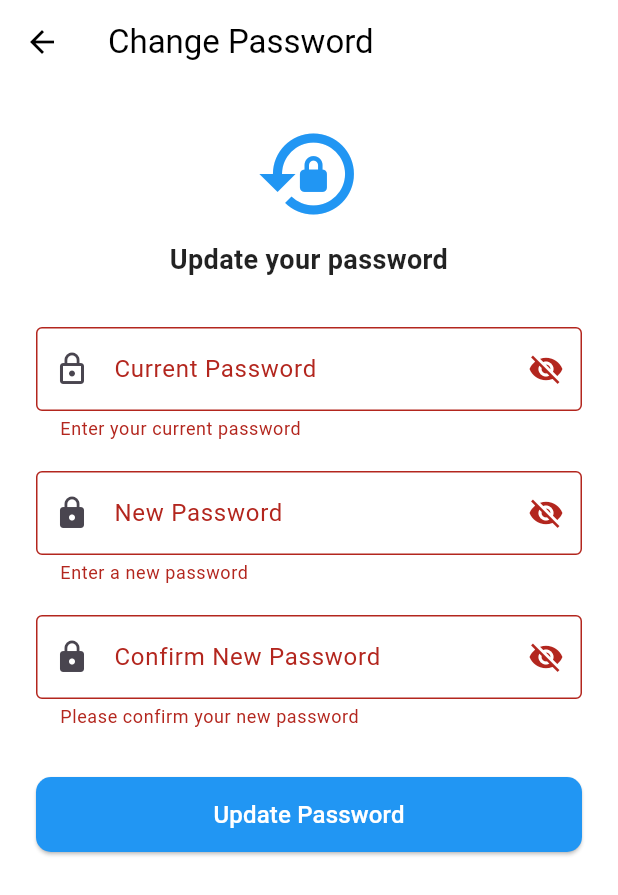
After one commit to O662/my_companion, a Flutter app: the ChangePasswordPage screen opened directly, after a tap on "Update Password", on a phone screen of 412 x 824 dp. The commit adds this screen. Shown: the top 895 px of the screen. Run offline on Flutter 3.47's test engine with Material 3 defaults, Android fonts, the phone set to English and light mode, and no system bars; our stand-ins replace cloud_firestore, file_picker, firebase_auth, firebase_core, flutter_map, geocoding and 6 more; missing offline and left inert: dart:html, health; accounts and stored records are empty.

Commit message:
Updated the change password function

```diff
--- /dev/null
+++ b/lib/change_password_page.dart
@@ -0,0 +1,175 @@
+import 'package:flutter/material.dart';
+import 'package:firebase_auth/firebase_auth.dart';
+
+class ChangePasswordPage extends StatefulWidget {
+  const ChangePasswordPage({super.key});
+
+  @override
+  State<ChangePasswordPage> createState() => _ChangePasswordPageState();
+}
+
+class _ChangePasswordPageState extends State<ChangePasswordPage> {
+  final _formKey            = GlobalKey<FormState>();
+  final _currentPassCtrl    = TextEditingController();
+  final _newPassCtrl        = TextEditingController();
+  final _confirmPassCtrl    = TextEditingController();
+
+  bool _obscureCurrent = true;
+  bool _obscureNew     = true;
+  bool _obscureConfirm = true;
+  bool _saving         = false;
+
+  @override
+  void dispose() {
+    _currentPassCtrl.dispose();
+    _newPassCtrl.dispose();
+    _confirmPassCtrl.dispose();
+    super.dispose();
+  }
+
+  Future<void> _submit() async {
+    if (!_formKey.currentState!.validate()) return;
+    final user = FirebaseAuth.instance.currentUser;
+    if (user == null || user.email == null) return;
+
+    setState(() => _saving = true);
+    try {
+      final credential = EmailAuthProvider.credential(
+        email: user.email!,
+        password: _currentPassCtrl.text,
+      );
+      await user.reauthenticateWithCredential(credential);
+      await user.updatePassword(_newPassCtrl.text);
+
+      if (mounted) {
+        ScaffoldMessenger.of(context).showSnackBar(
+          const SnackBar(content: Text('Password updated successfully!')),
+        );
+        Navigator.pop(context);
+      }
+    } on FirebaseAuthException catch (e) {
+      if (mounted) {
+        final msg = e.code == 'wrong-password'
+            ? 'Current password is incorrect.'
+            : e.message ?? 'Failed to change password.';
+        ScaffoldMessenger.of(context).showSnackBar(
+          SnackBar(content: Text(msg)),
+        );
+      }
+    } finally {
+      if (mounted) setState(() => _saving = false);
+    }
+  }
+
+  @override
+  Widget build(BuildContext context) {
+    return Scaffold(
+      appBar: AppBar(
+        title: const Text('Change Password'),
+      ),
+      body: SingleChildScrollView(
+        padding: const EdgeInsets.all(24),
+        child: Form(
+          key: _formKey,
+          child: Column(
+            crossAxisAlignment: CrossAxisAlignment.stretch,
+            children: [
+              const Icon(Icons.lock_reset, size: 72, color: Colors.blue),
+              const SizedBox(height: 8),
+              const Text(
+                'Update your password',
+                textAlign: TextAlign.center,
+                style: TextStyle(fontSize: 18, fontWeight: FontWeight.w600),
+              ),
+              const SizedBox(height: 32),
+              TextFormField(
+                controller: _currentPassCtrl,
+                obscureText: _obscureCurrent,
+                textInputAction: TextInputAction.next,
+                decoration: InputDecoration(
+                  labelText: 'Current Password',
+                  prefixIcon: const Icon(Icons.lock_outline),
+                  suffixIcon: IconButton(
+                    icon: Icon(_obscureCurrent ? Icons.visibility_off : Icons.visibility),
+                    onPressed: () => setState(() => _obscureCurrent = !_obscureCurrent),
+                  ),
+                  border: const OutlineInputBorder(),
+                ),
+                validator: (v) =>
+                    (v == null || v.isEmpty) ? 'Enter your current password' : null,
+              ),
+              const SizedBox(height: 20),
+              TextFormField(
+                controller: _newPassCtrl,
+                obscureText: _obscureNew,
+                textInputAction: TextInputAction.next,
+                decoration: InputDecoration(
+                  labelText: 'New Password',
+                  prefixIcon: const Icon(Icons.lock),
+                  suffixIcon: IconButton(
+                    icon: Icon(_obscureNew ? Icons.visibility_off : Icons.visibility),
+                    onPressed: () => setState(() => _obscureNew = !_obscureNew),
+                  ),
+                  border: const OutlineInputBorder(),
+                ),
+                validator: (v) {
+                  if (v == null || v.isEmpty) return 'Enter a new password';
+                  if (v.length < 6) return 'Password must be at least 6 characters';
+                  return null;
+                },
+              ),
+              const SizedBox(height: 20),
+              TextFormField(
+                controller: _confirmPassCtrl,
+                obscureText: _obscureConfirm,
+                textInputAction: TextInputAction.done,
+                onFieldSubmitted: (_) => _submit(),
+                decoration: InputDecoration(
+                  labelText: 'Confirm New Password',
+                  prefixIcon: const Icon(Icons.lock),
+                  suffixIcon: IconButton(
+                    icon: Icon(_obscureConfirm ? Icons.visibility_off : Icons.visibility),
+                    onPressed: () => setState(() => _obscureConfirm = !_obscureConfirm),
+                  ),
+                  border: const OutlineInputBorder(),
+                ),
+                validator: (v) {
+                  if (v == null || v.isEmpty) return 'Please confirm your new password';
+                  if (v != _newPassCtrl.text) return 'Passwords do not match';
+                  return null;
+                },
+              ),
+              const SizedBox(height: 32),
+              SizedBox(
+                height: 50,
+                child: ElevatedButton(
+                  onPressed: _saving ? null : _submit,
+                  style: ElevatedButton.styleFrom(
+                    backgroundColor: Colors.blue,
+                    foregroundColor: Colors.white,
+                    shape: RoundedRectangleBorder(
+                      borderRadius: BorderRadius.circular(10),
+                    ),
+                  ),
+                  child: _saving
+                      ? const SizedBox(
+                          width: 22,
+                          height: 22,
+                          child: CircularProgressIndicator(
+                            strokeWidth: 2,
+                            color: Colors.white,
+                          ),
+                        )
+                      : const Text(
+                          'Update Password',
+                          style: TextStyle(fontSize: 16),
+                        ),
+                ),
+              ),
+            ],
+          ),
+        ),
+      ),
+    );
+  }
+}
--- a/lib/profile.dart
+++ b/lib/profile.dart
@@ -6,6 +6,7 @@ import 'package:cloud_firestore/cloud_firestore.dart';
 import 'package:shared_preferences/shared_preferences.dart';
 import 'theme_provider.dart';
 import 'starting_pages/welcome_page.dart';
+import 'change_password_page.dart';
 
 class ProfilePage extends StatefulWidget {
   @override
@@ -157,6 +158,12 @@ class _ProfilePageState extends State<ProfilePage>
     if (_weightUseMetric) return '$kgDisplay kg';
     final lbs = (kg * 2.20462).round();
     return '$lbs lbs ($kgDisplay kg)';
+  }
+
+  bool get _isEmailPasswordUser {
+    final user = FirebaseAuth.instance.currentUser;
+    if (user == null) return false;
+    return user.providerData.any((p) => p.providerId == 'password');
   }
 
   Future<void> _saveField(String field, String value) async {
@@ -964,6 +971,20 @@ class _ProfilePageState extends State<ProfilePage>
                                 activeColor: Colors.blue,
                               ),
                             ),
+                            if (_isEmailPasswordUser) ...
+                            [
+                              const Divider(),
+                              ListTile(
+                                leading: const Icon(Icons.lock_reset, color: Colors.blue),
+                                title: const Text('Change Password'),
+                                subtitle: const Text('Update your account password'),
+                                trailing: const Icon(Icons.chevron_right),
+                                onTap: () => Navigator.push(
+                                  context,
+                                  MaterialPageRoute(builder: (_) => const ChangePasswordPage()),
+                                ),
+                              ),
+                            ],
                             const Divider(),
                             ListTile(
                               leading: const Icon(Icons.g_mobiledata, color: Colors.blue, size: 32),
```
